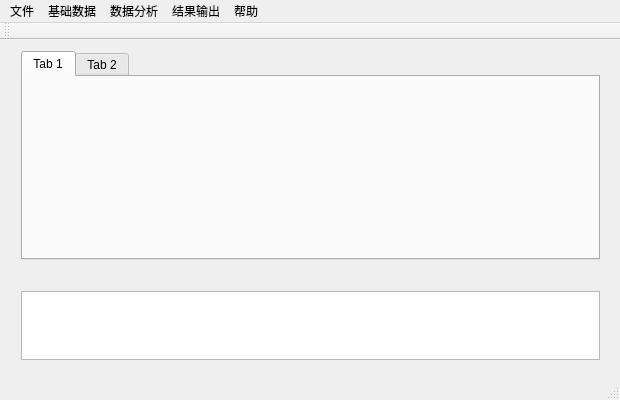
Before: the Qt Designer form src/qt5/mainwindow.ui in Hard-bitten/Analyst, drawn with Qt 5.
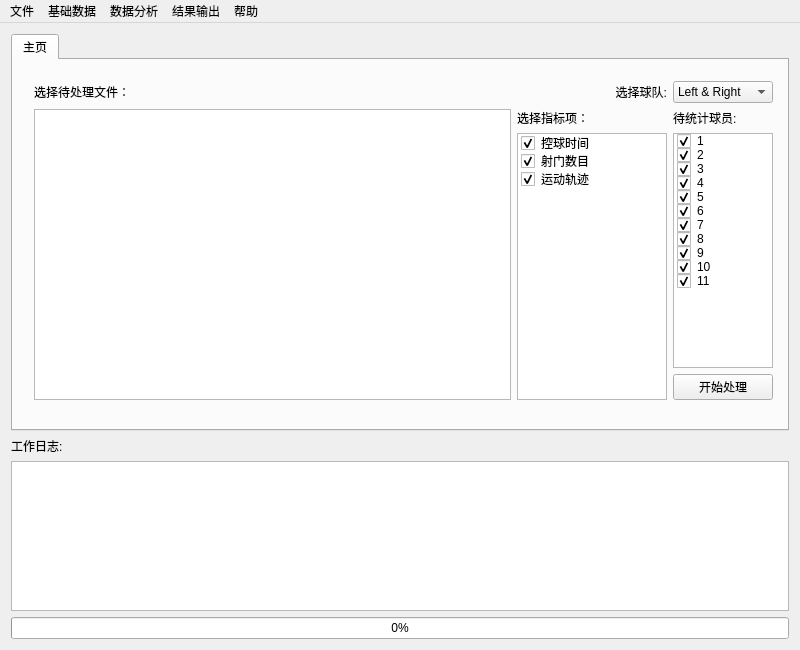
After: the same form once the commit is applied.

```diff
--- a/src/qt5/mainwindow.ui
+++ b/src/qt5/mainwindow.ui
@@ -9,10 +9,16 @@
    <rect>
     <x>0</x>
     <y>0</y>
-    <width>620</width>
-    <height>400</height>
+    <width>800</width>
+    <height>650</height>
    </rect>
   </property>
+  <property name="sizePolicy">
+   <sizepolicy hsizetype="Ignored" vsizetype="Ignored">
+    <horstretch>0</horstretch>
+    <verstretch>0</verstretch>
+   </sizepolicy>
+  </property>
   <property name="minimumSize">
    <size>
     <width>620</width>
@@ -23,57 +29,329 @@
    <string>Anayst</string>
   </property>
   <widget class="QWidget" name="centralWidget">
-   <widget class="QWidget" name="verticalLayoutWidget">
-    <property name="geometry">
-     <rect>
-      <x>10</x>
-      <y>240</y>
-      <width>601</width>
-      <height>91</height>
-     </rect>
-    </property>
-    <layout class="QVBoxLayout" name="verticalLayout">
-     <item>
-      <widget class="QTextBrowser" name="log"/>
-     </item>
-    </layout>
-   </widget>
-   <widget class="QWidget" name="verticalLayoutWidget_2">
-    <property name="geometry">
-     <rect>
-      <x>10</x>
-      <y>0</y>
-      <width>601</width>
-      <height>231</height>
-     </rect>
-    </property>
-    <layout class="QVBoxLayout" name="verticalLayout_2">
-     <item>
-      <widget class="QTabWidget" name="tabWidget">
-       <property name="currentIndex">
-        <number>0</number>
-       </property>
-       <widget class="QWidget" name="tab">
-        <attribute name="title">
-         <string>Tab 1</string>
-        </attribute>
-       </widget>
-       <widget class="QWidget" name="tab_2">
-        <attribute name="title">
-         <string>Tab 2</string>
-        </attribute>
+   <layout class="QVBoxLayout" name="verticalLayout_3">
+    <item>
+     <widget class="QTabWidget" name="workform">
+      <property name="maximumSize">
+       <size>
+        <width>16777215</width>
+        <height>600</height>
+       </size>
+      </property>
+      <property name="contextMenuPolicy">
+       <enum>Qt::CustomContextMenu</enum>
+      </property>
+      <property name="currentIndex">
+       <number>0</number>
+      </property>
+      <widget class="QWidget" name="tab">
+       <attribute name="title">
+        <string>主页</string>
+       </attribute>
+       <widget class="QWidget" name="">
+        <property name="geometry">
+         <rect>
+          <x>10</x>
+          <y>10</y>
+          <width>761</width>
+          <height>341</height>
+         </rect>
+        </property>
+        <layout class="QGridLayout" name="gridLayout">
+         <item row="0" column="0">
+          <widget class="QLabel" name="label_static">
+           <property name="text">
+            <string>选择待处理文件：</string>
+           </property>
+          </widget>
+         </item>
+         <item row="0" column="1">
+          <widget class="QLabel" name="label_2">
+           <property name="text">
+            <string>选择球队:</string>
+           </property>
+           <property name="alignment">
+            <set>Qt::AlignRight|Qt::AlignTrailing|Qt::AlignVCenter</set>
+           </property>
+          </widget>
+         </item>
+         <item row="0" column="2">
+          <widget class="QComboBox" name="comboBox">
+           <item>
+            <property name="text">
+             <string>Left &amp; Right</string>
+            </property>
+           </item>
+           <item>
+            <property name="text">
+             <string>Left</string>
+            </property>
+           </item>
+           <item>
+            <property name="text">
+             <string>Right</string>
+            </property>
+           </item>
+          </widget>
+         </item>
+         <item row="1" column="1">
+          <widget class="QLabel" name="label_static_2">
+           <property name="sizePolicy">
+            <sizepolicy hsizetype="Minimum" vsizetype="Fixed">
+             <horstretch>0</horstretch>
+             <verstretch>0</verstretch>
+            </sizepolicy>
+           </property>
+           <property name="minimumSize">
+            <size>
+             <width>0</width>
+             <height>10</height>
+            </size>
+           </property>
+           <property name="text">
+            <string>选择指标项：</string>
+           </property>
+          </widget>
+         </item>
+         <item row="1" column="2">
+          <widget class="QLabel" name="label_3">
+           <property name="sizePolicy">
+            <sizepolicy hsizetype="Preferred" vsizetype="Fixed">
+             <horstretch>0</horstretch>
+             <verstretch>0</verstretch>
+            </sizepolicy>
+           </property>
+           <property name="minimumSize">
+            <size>
+             <width>0</width>
+             <height>10</height>
+            </size>
+           </property>
+           <property name="text">
+            <string>待统计球员:</string>
+           </property>
+          </widget>
+         </item>
+         <item row="2" column="1" rowspan="2">
+          <widget class="QListWidget" name="normlist">
+           <property name="sizePolicy">
+            <sizepolicy hsizetype="Maximum" vsizetype="Expanding">
+             <horstretch>0</horstretch>
+             <verstretch>0</verstretch>
+            </sizepolicy>
+           </property>
+           <property name="maximumSize">
+            <size>
+             <width>150</width>
+             <height>16777215</height>
+            </size>
+           </property>
+           <item>
+            <property name="text">
+             <string>控球时间</string>
+            </property>
+            <property name="checkState">
+             <enum>Checked</enum>
+            </property>
+           </item>
+           <item>
+            <property name="text">
+             <string>射门数目</string>
+            </property>
+            <property name="checkState">
+             <enum>Checked</enum>
+            </property>
+           </item>
+           <item>
+            <property name="text">
+             <string>运动轨迹</string>
+            </property>
+            <property name="checkState">
+             <enum>Checked</enum>
+            </property>
+           </item>
+          </widget>
+         </item>
+         <item row="2" column="2">
+          <widget class="QListWidget" name="normlist_2">
+           <property name="sizePolicy">
+            <sizepolicy hsizetype="Maximum" vsizetype="Minimum">
+             <horstretch>0</horstretch>
+             <verstretch>0</verstretch>
+            </sizepolicy>
+           </property>
+           <property name="maximumSize">
+            <size>
+             <width>100</width>
+             <height>16777215</height>
+            </size>
+           </property>
+           <item>
+            <property name="text">
+             <string>1</string>
+            </property>
+            <property name="checkState">
+             <enum>Checked</enum>
+            </property>
+           </item>
+           <item>
+            <property name="text">
+             <string>2</string>
+            </property>
+            <property name="checkState">
+             <enum>Checked</enum>
+            </property>
+           </item>
+           <item>
+            <property name="text">
+             <string>3</string>
+            </property>
+            <property name="checkState">
+             <enum>Checked</enum>
+            </property>
+           </item>
+           <item>
+            <property name="text">
+             <string>4</string>
+            </property>
+            <property name="checkState">
+             <enum>Checked</enum>
+            </property>
+           </item>
+           <item>
+            <property name="text">
+             <string>5</string>
+            </property>
+            <property name="checkState">
+             <enum>Checked</enum>
+            </property>
+           </item>
+           <item>
+            <property name="text">
+             <string>6</string>
+            </property>
+            <property name="checkState">
+             <enum>Checked</enum>
+            </property>
+           </item>
+           <item>
+            <property name="text">
+             <string>7</string>
+            </property>
+            <property name="checkState">
+             <enum>Checked</enum>
+            </property>
+           </item>
+           <item>
+            <property name="text">
+             <string>8</string>
+            </property>
+            <property name="checkState">
+             <enum>Checked</enum>
+            </property>
+           </item>
+           <item>
+            <property name="text">
+             <string>9</string>
+            </property>
+            <property name="checkState">
+             <enum>Checked</enum>
+            </property>
+           </item>
+           <item>
+            <property name="text">
+             <string>10</string>
+            </property>
+            <property name="checkState">
+             <enum>Checked</enum>
+            </property>
+           </item>
+           <item>
+            <property name="text">
+             <string>11</string>
+            </property>
+            <property name="checkState">
+             <enum>Checked</enum>
+            </property>
+           </item>
+          </widget>
+         </item>
+         <item row="3" column="2">
+          <widget class="QPushButton" name="run">
+           <property name="text">
+            <string>开始处理</string>
+           </property>
+          </widget>
+         </item>
+         <item row="1" column="0" rowspan="3">
+          <widget class="QListWidget" name="tasklist">
+           <property name="sizePolicy">
+            <sizepolicy hsizetype="Expanding" vsizetype="Expanding">
+             <horstretch>0</horstretch>
+             <verstretch>0</verstretch>
+            </sizepolicy>
+           </property>
+          </widget>
+         </item>
+        </layout>
        </widget>
       </widget>
-     </item>
-    </layout>
-   </widget>
+     </widget>
+    </item>
+    <item>
+     <widget class="QLabel" name="label">
+      <property name="text">
+       <string>工作日志:</string>
+      </property>
+     </widget>
+    </item>
+    <item>
+     <layout class="QVBoxLayout" name="verticalLayout">
+      <item>
+       <widget class="QPlainTextEdit" name="plainTextEdit">
+        <property name="sizePolicy">
+         <sizepolicy hsizetype="Expanding" vsizetype="Minimum">
+          <horstretch>0</horstretch>
+          <verstretch>0</verstretch>
+         </sizepolicy>
+        </property>
+        <property name="minimumSize">
+         <size>
+          <width>0</width>
+          <height>150</height>
+         </size>
+        </property>
+        <property name="maximumSize">
+         <size>
+          <width>16777215</width>
+          <height>150</height>
+         </size>
+        </property>
+        <property name="sizeIncrement">
+         <size>
+          <width>0</width>
+          <height>0</height>
+         </size>
+        </property>
+       </widget>
+      </item>
+     </layout>
+    </item>
+    <item>
+     <widget class="QProgressBar" name="progressBar">
+      <property name="value">
+       <number>0</number>
+      </property>
+     </widget>
+    </item>
+   </layout>
   </widget>
   <widget class="QMenuBar" name="menuBar">
    <property name="geometry">
     <rect>
      <x>0</x>
      <y>0</y>
-     <width>620</width>
+     <width>800</width>
      <height>28</height>
     </rect>
    </property>
@@ -124,15 +402,6 @@
    <addaction name="menu_4"/>
    <addaction name="menu_5"/>
   </widget>
-  <widget class="QToolBar" name="mainToolBar">
-   <attribute name="toolBarArea">
-    <enum>TopToolBarArea</enum>
-   </attribute>
-   <attribute name="toolBarBreak">
-    <bool>false</bool>
-   </attribute>
-  </widget>
-  <widget class="QStatusBar" name="statusBar"/>
   <action name="input_sin">
    <property name="text">
     <string>单个导入</string>
```
